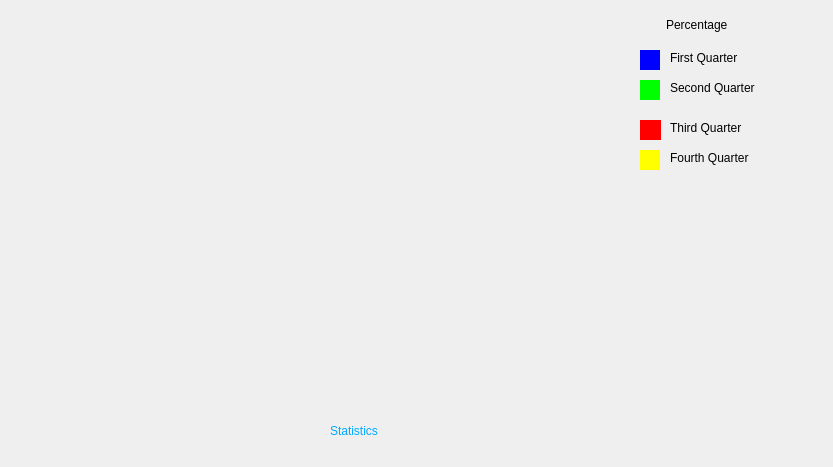
This is statistique_adoptions.ui in Seddiki101/PetHaven as Qt 5 draws it before an edit. The edited form follows.
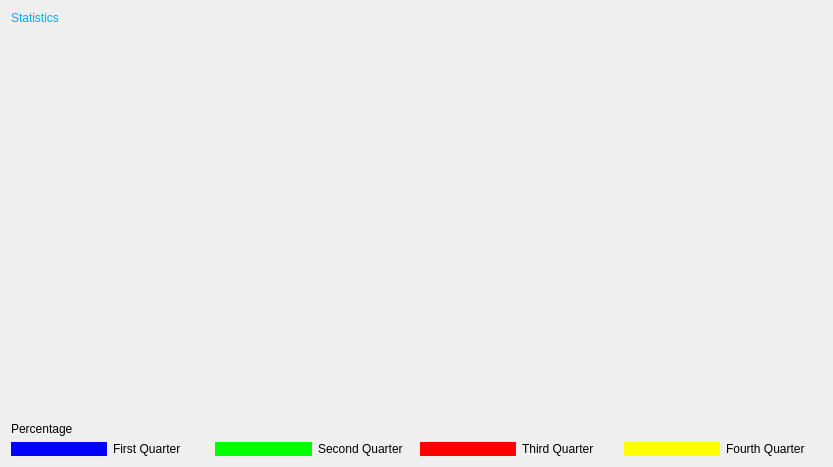
This is the edited form.

What changed in the file:
```diff
--- a/statistique_adoptions.ui
+++ b/statistique_adoptions.ui
@@ -13,71 +13,78 @@
   <property name="windowTitle">
    <string>Dialog</string>
   </property>
+  <layout class="QGridLayout" name="gridLayout">
+   <item row="0" column="0">
+    <layout class="QVBoxLayout" name="verticalLayout_3">
+     <item>
+      <widget class="QLabel" name="label_8">
+       <property name="styleSheet">
+        <string notr="true">font: 18pt &quot;MS Shell Dlg 2&quot;;
+color: rgb(0, 170, 255);</string>
+       </property>
+       <property name="text">
+        <string>Statistics</string>
+       </property>
+      </widget>
+     </item>
+     <item>
+      <spacer name="verticalSpacer">
+       <property name="orientation">
+        <enum>Qt::Vertical</enum>
+       </property>
+       <property name="sizeHint" stdset="0">
+        <size>
+         <width>20</width>
+         <height>40</height>
+        </size>
+       </property>
+      </spacer>
+     </item>
+     <item>
+      <layout class="QHBoxLayout" name="horizontalLayout_5">
+       <item>
+        <layout class="QVBoxLayout" name="verticalLayout_2">
+         <item>
+          <widget class="QLabel" name="label">
+           <property name="styleSheet">
+            <string notr="true">font: 75 italic 14pt &quot;Arial&quot;;</string>
+           </property>
+           <property name="text">
+            <string>Percentage</string>
+           </property>
+          </widget>
+         </item>
+         <item>
+          <layout class="QHBoxLayout" name="horizontalLayout_6">
+           <property name="leftMargin">
+            <number>0</number>
+           </property>
+           <property name="rightMargin">
+            <number>0</number>
+           </property>
+           <item>
+            <layout class="QHBoxLayout" name="horizontalLayout_4">
+             <item>
   <widget class="QWidget" name="widget" native="true">
-   <property name="geometry">
-    <rect>
-     <x>640</x>
-     <y>50</y>
-     <width>20</width>
-     <height>20</height>
-    </rect>
+               <property name="sizePolicy">
+                <sizepolicy hsizetype="Preferred" vsizetype="Preferred">
+                 <horstretch>0</horstretch>
+                 <verstretch>0</verstretch>
+                </sizepolicy>
+               </property>
+               <property name="minimumSize">
+                <size>
+                 <width>0</width>
+                 <height>0</height>
+                </size>
    </property>
    <property name="styleSheet">
     <string notr="true">background-color: rgb(0, 0, 255);</string>
    </property>
   </widget>
-  <widget class="QWidget" name="widget_3" native="true">
-   <property name="geometry">
-    <rect>
-     <x>640</x>
-     <y>120</y>
-     <width>21</width>
-     <height>20</height>
-    </rect>
-   </property>
-   <property name="styleSheet">
-    <string notr="true">background-color: rgb(0, 255, 0);
-background-color: rgb(255, 0, 0);</string>
-   </property>
-  </widget>
-  <widget class="QLabel" name="label_6">
-   <property name="geometry">
-    <rect>
-     <x>670</x>
-     <y>120</y>
-     <width>131</width>
-     <height>16</height>
-    </rect>
-   </property>
-   <property name="styleSheet">
-    <string notr="true">font: 12pt &quot;MS Shell Dlg 2&quot;;</string>
-   </property>
-   <property name="text">
-    <string>Third Quarter</string>
-   </property>
-  </widget>
-  <widget class="QWidget" name="widget_5" native="true">
-   <property name="geometry">
-    <rect>
-     <x>640</x>
-     <y>80</y>
-     <width>20</width>
-     <height>20</height>
-    </rect>
-   </property>
-   <property name="styleSheet">
-    <string notr="true">background-color: rgb(0, 255, 0);</string>
-   </property>
-  </widget>
+             </item>
+             <item>
   <widget class="QLabel" name="label_2">
-   <property name="geometry">
-    <rect>
-     <x>670</x>
-     <y>50</y>
-     <width>111</width>
-     <height>16</height>
-    </rect>
-   </property>
    <property name="styleSheet">
     <string notr="true">font: 12pt &quot;MS Shell Dlg 2&quot;;</string>
    </property>
@@ -85,15 +92,20 @@
     <string>First Quarter </string>
    </property>
   </widget>
+             </item>
+            </layout>
+           </item>
+           <item>
+            <layout class="QHBoxLayout" name="horizontalLayout_3">
+             <item>
+              <widget class="QWidget" name="widget_5" native="true">
+               <property name="styleSheet">
+                <string notr="true">background-color: rgb(0, 255, 0);</string>
+               </property>
+              </widget>
+             </item>
+             <item>
   <widget class="QLabel" name="label_3">
-   <property name="geometry">
-    <rect>
-     <x>670</x>
-     <y>80</y>
-     <width>151</width>
-     <height>16</height>
-    </rect>
-   </property>
    <property name="styleSheet">
     <string notr="true">font: 12pt &quot;MS Shell Dlg 2&quot;;</string>
    </property>
@@ -101,45 +113,43 @@
     <string>Second Quarter</string>
    </property>
   </widget>
-  <widget class="QLabel" name="label">
-   <property name="geometry">
-    <rect>
-     <x>666</x>
-     <y>9</y>
-     <width>131</width>
-     <height>31</height>
-    </rect>
-   </property>
+             </item>
+            </layout>
+           </item>
+           <item>
+            <layout class="QHBoxLayout" name="horizontalLayout_2">
+             <item>
+              <widget class="QWidget" name="widget_3" native="true">
+               <property name="styleSheet">
+                <string notr="true">background-color: rgb(0, 255, 0);
+background-color: rgb(255, 0, 0);</string>
+               </property>
+              </widget>
+             </item>
+             <item>
+              <widget class="QLabel" name="label_6">
    <property name="styleSheet">
-    <string notr="true">font: 75 italic 14pt &quot;Arial&quot;;</string>
+                <string notr="true">font: 12pt &quot;MS Shell Dlg 2&quot;;</string>
    </property>
    <property name="text">
-    <string>Percentage</string>
-   </property>
-  </widget>
+                <string>Third Quarter</string>
+               </property>
+              </widget>
+             </item>
+            </layout>
+           </item>
+           <item>
+            <layout class="QHBoxLayout" name="horizontalLayout">
+             <item>
   <widget class="QWidget" name="widget_4" native="true">
-   <property name="geometry">
-    <rect>
-     <x>640</x>
-     <y>150</y>
-     <width>20</width>
-     <height>20</height>
-    </rect>
-   </property>
    <property name="styleSheet">
     <string notr="true">background-color: rgb(0, 255, 0);
 background-color: rgb(255, 255, 0);</string>
    </property>
   </widget>
+             </item>
+             <item>
   <widget class="QLabel" name="label_5">
-   <property name="geometry">
-    <rect>
-     <x>670</x>
-     <y>150</y>
-     <width>141</width>
-     <height>16</height>
-    </rect>
-   </property>
    <property name="styleSheet">
     <string notr="true">font: 12pt &quot;MS Shell Dlg 2&quot;;</string>
    </property>
@@ -147,23 +157,18 @@
     <string>Fourth Quarter</string>
    </property>
   </widget>
-  <widget class="QLabel" name="label_8">
-   <property name="geometry">
-    <rect>
-     <x>330</x>
-     <y>410</y>
-     <width>201</width>
-     <height>41</height>
-    </rect>
-   </property>
-   <property name="styleSheet">
-    <string notr="true">font: 18pt &quot;MS Shell Dlg 2&quot;;
-color: rgb(0, 170, 255);</string>
-   </property>
-   <property name="text">
-    <string>Statistics</string>
-   </property>
-  </widget>
+             </item>
+            </layout>
+           </item>
+          </layout>
+         </item>
+        </layout>
+       </item>
+      </layout>
+     </item>
+    </layout>
+   </item>
+  </layout>
  </widget>
  <resources/>
  <connections/>
```
Lines whose indentation alone changed are shown as unchanged.
